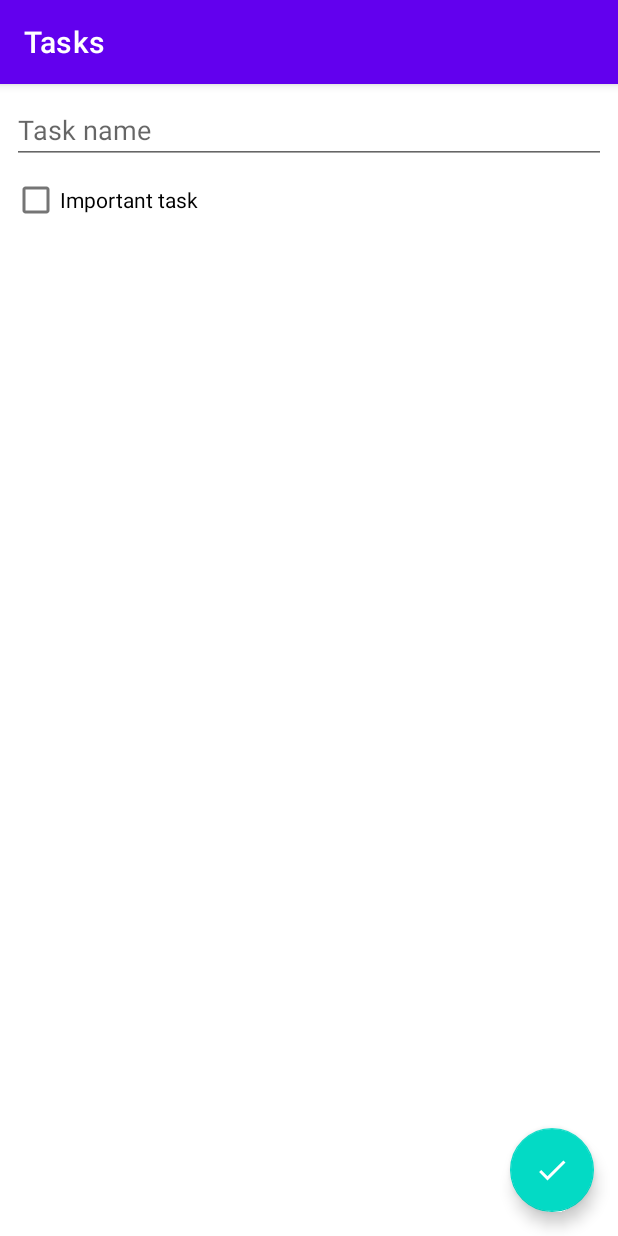
After one commit to nikeight/2DO, an Android app: the fragment AddEditTaskFragment placed in its activity, on a phone screen of 412 x 824 dp. The commit adds this screen. Run offline under Robolectric (Android 15) with nearby library versions, the phone set to English and light mode, and no system bars; our stand-ins replace Dagger/Hilt's generated code, Room's generated code, navigation-ui; libraries missing offline, so code that uses them is left out: androidx.hilt, androidx.hilt.lifecycle; 2 statements that could not run were skipped.

Commit message:
SavedState and EditTask fragment navigation added

```diff
--- a/app/src/main/java/com/codinginflow/mvvmtodo/ui/MainActivity.kt
+++ b/app/src/main/java/com/codinginflow/mvvmtodo/ui/MainActivity.kt
@@ -2,16 +2,33 @@ package com.codinginflow.mvvmtodo.ui
 
 import androidx.appcompat.app.AppCompatActivity
 import android.os.Bundle
+import androidx.navigation.NavController
+import androidx.navigation.findNavController
+import androidx.navigation.fragment.NavHostFragment
+import androidx.navigation.fragment.findNavController
+import androidx.navigation.ui.setupActionBarWithNavController
 import com.codinginflow.mvvmtodo.R
 import dagger.hilt.android.AndroidEntryPoint
 
 @AndroidEntryPoint
 class MainActivity : AppCompatActivity() {
+
+    private lateinit var navController: NavController
+
     override fun onCreate(savedInstanceState: Bundle?) {
         super.onCreate(savedInstanceState)
         setContentView(R.layout.activity_main)
 
+        val navHostFragment =
+            supportFragmentManager.findFragmentById(R.id.nav_host_fragment) as NavHostFragment
+            navController = navHostFragment.findNavController()
 
+        // JetPack component will handle the back btn things
+        setupActionBarWithNavController(navController)
+    }
 
+    override fun onSupportNavigateUp(): Boolean {
+        // When we press the back btn at the Add task Fragment.
+        return navController.navigateUp() || super.onSupportNavigateUp()
     }
 }
--- /dev/null
+++ b/app/src/main/java/com/codinginflow/mvvmtodo/ui/addEditTask/AddEditTaskFragment.kt
@@ -0,0 +1,32 @@
+package com.codinginflow.mvvmtodo.ui.addEditTask
+
+import android.os.Bundle
+import android.view.View
+import androidx.core.view.isVisible
+import androidx.fragment.app.Fragment
+import androidx.fragment.app.viewModels
+import com.codinginflow.mvvmtodo.R
+import com.codinginflow.mvvmtodo.databinding.FragmentAddEditTaskBinding
+import dagger.hilt.android.AndroidEntryPoint
+
+@AndroidEntryPoint
+class AddEditTaskFragment : Fragment(R.layout.fragment_add_edit_task) {
+
+    private val viewModel: AddEditTaskViewModel by viewModels()
+
+    override fun onViewCreated(view: View, savedInstanceState: Bundle?) {
+        super.onViewCreated(view, savedInstanceState)
+
+        val binding = FragmentAddEditTaskBinding.bind(view)
+
+        binding.apply {
+            editTextTaskName.setText(viewModel.taskName)
+            checkBoxImportant.isChecked = viewModel.taskImportant
+            // To avoid the checkbox checked animation.
+            checkBoxImportant.jumpDrawablesToCurrentState()
+            textViewDateCreated.isVisible = viewModel.task != null
+            textViewDateCreated.text = "Created: ${viewModel.task?.createdDateFormatted}"
+        }
+    }
+
+}
--- /dev/null
+++ b/app/src/main/java/com/codinginflow/mvvmtodo/ui/addEditTask/AddEditTaskViewModel.kt
@@ -0,0 +1,33 @@
+package com.codinginflow.mvvmtodo.ui.addEditTask
+
+import androidx.hilt.Assisted
+import androidx.hilt.lifecycle.ViewModelInject
+import androidx.lifecycle.SavedStateHandle
+import androidx.lifecycle.ViewModel
+import com.codinginflow.mvvmtodo.Data.Task
+import com.codinginflow.mvvmtodo.Data.TaskDao
+
+// Getting the data directly to the Respective ViewModel using
+// saved state methods
+
+class AddEditTaskViewModel
+    @ViewModelInject constructor(
+    private val taskDao : TaskDao,
+    @Assisted private val state : SavedStateHandle
+) : ViewModel() {
+
+    val task = state.get<Task>("task")
+
+    // Splitting the task state so that we can change that if needed.
+    var taskName = state.get<String>("taskName") ?: task?.name ?: ""
+    set(value) {
+        field = value
+        state.set("taskName",value)
+    }
+
+    var taskImportant = state.get<Boolean>("taskImportant") ?: task?.important ?: false
+        set(value) {
+            field = value
+            state.set("taskImportant",value)
+        }
+}
--- /dev/null
+++ b/app/src/main/java/com/codinginflow/mvvmtodo/util/Utils.kt
@@ -0,0 +1,6 @@
+package com.codinginflow.mvvmtodo.util
+
+val <T> T.exhaustive : T
+    get() = this
+
+// Statement to an expression
--- a/app/src/main/res/layout/fragment_add_edit_task.xml
+++ b/app/src/main/res/layout/fragment_add_edit_task.xml
@@ -2,7 +2,8 @@
 <androidx.coordinatorlayout.widget.CoordinatorLayout xmlns:android="http://schemas.android.com/apk/res/android"
     xmlns:tools="http://schemas.android.com/tools"
     android:layout_width="match_parent"
-    android:layout_height="match_parent">
+    android:layout_height="match_parent"
+    tools:context=".ui.addEditTask.AddEditTaskFragment">
 
     <LinearLayout
         android:layout_width="match_parent"
--- a/app/src/main/res/navigation/nav_graph.xml
+++ b/app/src/main/res/navigation/nav_graph.xml
@@ -1,9 +1,29 @@
 <?xml version="1.0" encoding="utf-8"?>
 <navigation xmlns:android="http://schemas.android.com/apk/res/android"
-    xmlns:app="http://schemas.android.com/apk/res-auto" android:id="@+id/nav_graph"
+    xmlns:app="http://schemas.android.com/apk/res-auto"
+    xmlns:tools="http://schemas.android.com/tools"
+    android:id="@+id/nav_graph"
     app:startDestination="@id/taskFragment4">
     <fragment
         android:id="@+id/taskFragment4"
         android:name="com.codinginflow.mvvmtodo.ui.tasks.TaskFragment"
-        android:label="TaskFragment" />
+        android:label="Tasks">
+        <action
+            android:id="@+id/action_taskFragment4_to_addEditTaskFragment"
+            app:destination="@id/addEditTaskFragment" />
+    </fragment>
+    <fragment
+        android:id="@+id/addEditTaskFragment"
+        android:name="com.codinginflow.mvvmtodo.ui.addEditTask.AddEditTaskFragment"
+        android:label="{title}"
+        tools:layout="@layout/fragment_add_edit_task" >
+        <argument
+            android:name="task"
+            app:argType="com.codinginflow.mvvmtodo.Data.Task"
+            app:nullable="true"
+            android:defaultValue="@null" />
+        <argument
+            android:name="title"
+            app:argType="string" />
+    </fragment>
 </navigation>
```
Also changed, not shown: app/src/main/java/com/codinginflow/mvvmtodo/ui/tasks/TaskFragment.kt (+16 -2 lines), app/src/main/java/com/codinginflow/mvvmtodo/ui/tasks/TasksViewModel.kt (+18 -10 lines).
